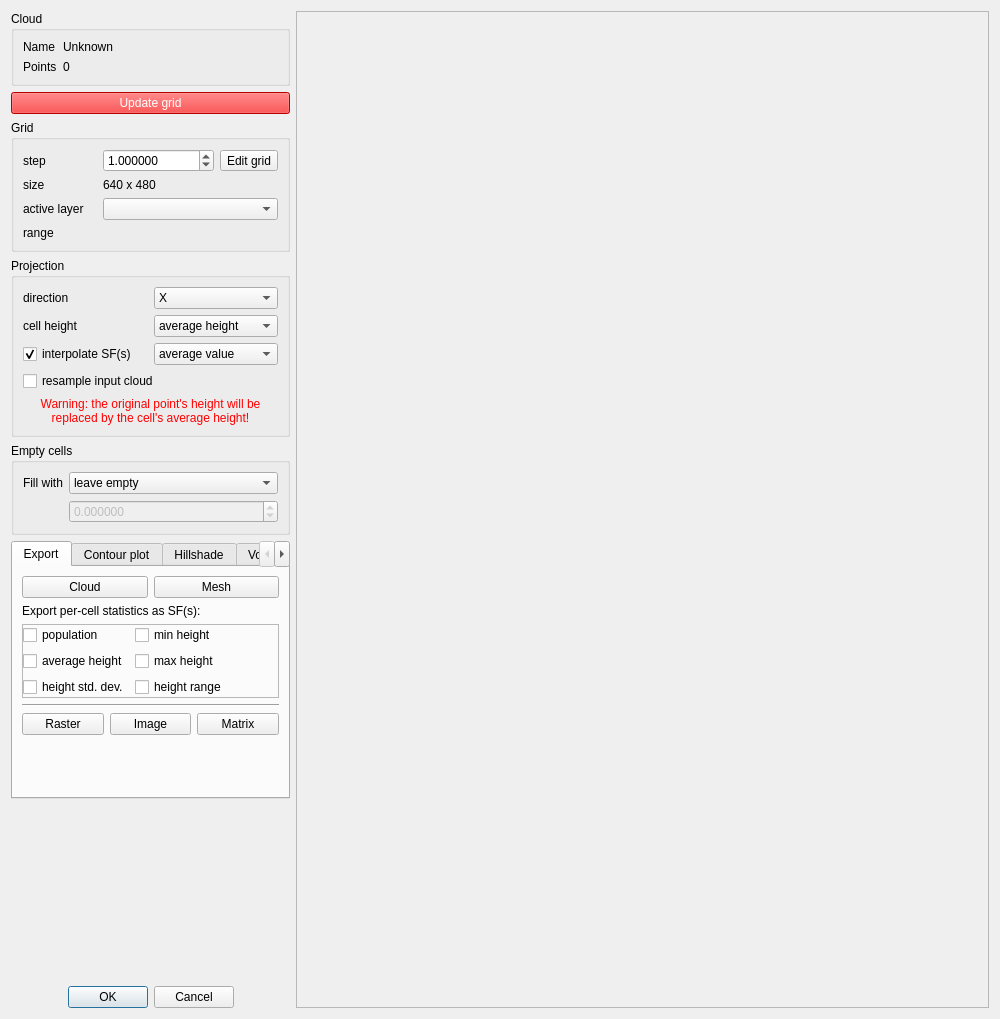
Old version of the form qCC/ui_templates/rasterizeDlg.ui in the repository CloudCompare/CloudCompare.
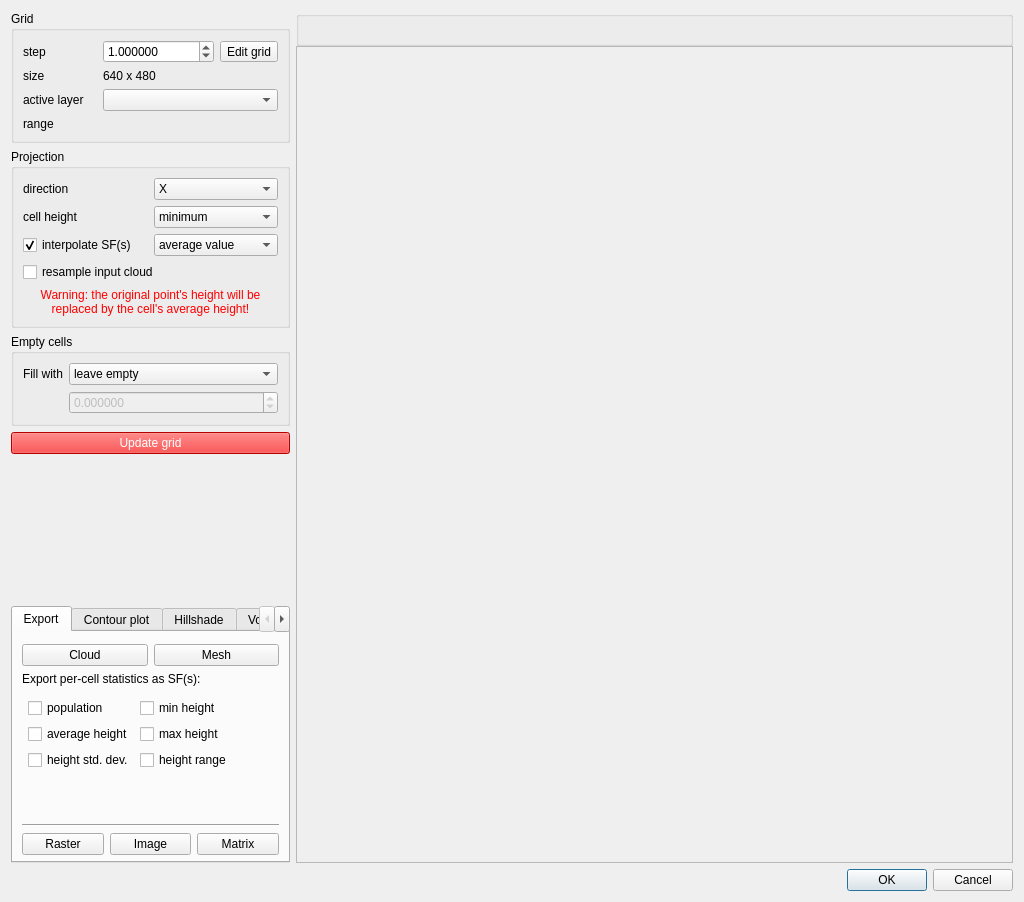
New version of the form.

Commit message: Change layout of raster dialog so it works better on lower-resolution monitors

Patch:
```diff
--- a/qCC/ui_templates/rasterizeDlg.ui
+++ b/qCC/ui_templates/rasterizeDlg.ui
@@ -6,14 +6,19 @@
    <rect>
     <x>0</x>
     <y>0</y>
-    <width>1000</width>
-    <height>1019</height>
+    <width>1024</width>
+    <height>902</height>
    </rect>
   </property>
   <property name="windowTitle">
    <string>Rasterize</string>
   </property>
-  <layout class="QHBoxLayout" name="horizontalLayout">
+  <layout class="QVBoxLayout" name="verticalLayout_7">
+   <item>
+    <layout class="QHBoxLayout" name="horizontalLayout" stretch="0,1">
+     <property name="spacing">
+      <number>-1</number>
+     </property>
    <item>
     <widget class="QFrame" name="leftFrame">
      <property name="sizePolicy">
@@ -22,13 +27,7 @@
        <verstretch>0</verstretch>
       </sizepolicy>
      </property>
-     <property name="minimumSize">
-      <size>
-       <width>270</width>
-       <height>0</height>
-      </size>
-     </property>
-     <layout class="QVBoxLayout" name="verticalLayout">
+       <layout class="QVBoxLayout" name="verticalLayout" stretch="0,0,0,1,0,0">
       <property name="leftMargin">
        <number>0</number>
       </property>
@@ -41,53 +40,6 @@
       <property name="bottomMargin">
        <number>0</number>
       </property>
-      <item>
-       <widget class="QGroupBox" name="cloudInfoGroupBox">
-        <property name="title">
-         <string>Cloud</string>
-        </property>
-        <layout class="QFormLayout" name="formLayout">
-         <item row="0" column="0">
-          <widget class="QLabel" name="label">
-           <property name="text">
-            <string>Name</string>
-           </property>
-          </widget>
-         </item>
-         <item row="0" column="1">
-          <widget class="QLabel" name="cloudNameLabel">
-           <property name="text">
-            <string>Unknown</string>
-           </property>
-          </widget>
-         </item>
-         <item row="1" column="0">
-          <widget class="QLabel" name="label_3">
-           <property name="text">
-            <string>Points</string>
-           </property>
-          </widget>
-         </item>
-         <item row="1" column="1">
-          <widget class="QLabel" name="pointCountLabel">
-           <property name="text">
-            <string notr="true">0</string>
-           </property>
-          </widget>
-         </item>
-        </layout>
-       </widget>
-      </item>
-      <item>
-       <widget class="QPushButton" name="updateGridPushButton">
-        <property name="styleSheet">
-         <string notr="true">color: white; background-color:red;</string>
-        </property>
-        <property name="text">
-         <string>Update grid</string>
-        </property>
-       </widget>
-      </item>
       <item>
        <widget class="QGroupBox" name="groupBox">
         <property name="title">
@@ -235,21 +187,21 @@
  - maximum = highest point in the cell</string>
              </property>
              <property name="currentIndex">
-              <number>1</number>
+                <number>0</number>
              </property>
              <item>
               <property name="text">
-               <string>minimum height</string>
+                 <string>minimum</string>
               </property>
              </item>
              <item>
               <property name="text">
-               <string>average height</string>
+                 <string>average</string>
               </property>
              </item>
              <item>
               <property name="text">
-               <string>maximum height</string>
+                 <string>maximum</string>
               </property>
              </item>
             </widget>
@@ -273,6 +225,12 @@
             </property>
             <item>
              <widget class="QCheckBox" name="interpolateSFCheckBox">
+                <property name="sizePolicy">
+                 <sizepolicy hsizetype="Preferred" vsizetype="Fixed">
+                  <horstretch>0</horstretch>
+                  <verstretch>0</verstretch>
+                 </sizepolicy>
+                </property>
               <property name="toolTip">
                <string>Interpolate scalar field(s)</string>
               </property>
@@ -314,6 +272,12 @@
          </item>
          <item>
           <widget class="QCheckBox" name="resampleCloudCheckBox">
+             <property name="sizePolicy">
+              <sizepolicy hsizetype="Preferred" vsizetype="Fixed">
+               <horstretch>0</horstretch>
+               <verstretch>0</verstretch>
+              </sizepolicy>
+             </property>
            <property name="toolTip">
             <string>Use the nearest point of the input cloud in each cell instead of the cell center</string>
            </property>
@@ -423,8 +387,43 @@
         </layout>
        </widget>
       </item>
+        <item>
+         <widget class="QPushButton" name="updateGridPushButton">
+          <property name="sizePolicy">
+           <sizepolicy hsizetype="Preferred" vsizetype="Fixed">
+            <horstretch>0</horstretch>
+            <verstretch>0</verstretch>
+           </sizepolicy>
+          </property>
+          <property name="styleSheet">
+           <string notr="true">color: white; background-color:red;</string>
+          </property>
+          <property name="text">
+           <string>Update grid</string>
+          </property>
+         </widget>
+        </item>
+        <item>
+         <spacer name="verticalSpacer_2">
+          <property name="orientation">
+           <enum>Qt::Vertical</enum>
+          </property>
+          <property name="sizeHint" stdset="0">
+           <size>
+            <width>20</width>
+            <height>40</height>
+           </size>
+          </property>
+         </spacer>
+        </item>
       <item>
        <widget class="QTabWidget" name="tabWidget">
+          <property name="sizePolicy">
+           <sizepolicy hsizetype="Preferred" vsizetype="Preferred">
+            <horstretch>0</horstretch>
+            <verstretch>0</verstretch>
+           </sizepolicy>
+          </property>
         <property name="currentIndex">
          <number>0</number>
         </property>
@@ -433,6 +432,12 @@
           <string>Export</string>
          </attribute>
          <layout class="QVBoxLayout" name="verticalLayout_3">
+            <property name="topMargin">
+             <number>12</number>
+            </property>
+            <property name="bottomMargin">
+             <number>6</number>
+            </property>
           <item>
            <layout class="QHBoxLayout" name="horizontalLayout_6">
             <item>
@@ -467,29 +472,32 @@
           <item>
            <widget class="QFrame" name="exportCloudSFFrame">
             <property name="sizePolicy">
-             <sizepolicy hsizetype="Preferred" vsizetype="Maximum">
+               <sizepolicy hsizetype="Preferred" vsizetype="Expanding">
               <horstretch>0</horstretch>
               <verstretch>0</verstretch>
              </sizepolicy>
             </property>
             <property name="frameShape">
-             <enum>QFrame::StyledPanel</enum>
+               <enum>QFrame::NoFrame</enum>
             </property>
             <property name="frameShadow">
-             <enum>QFrame::Raised</enum>
+               <enum>QFrame::Plain</enum>
             </property>
             <layout class="QFormLayout" name="formLayout_4">
+               <property name="labelAlignment">
+                <set>Qt::AlignLeading|Qt::AlignLeft|Qt::AlignVCenter</set>
+               </property>
              <property name="leftMargin">
-              <number>0</number>
+                <number>6</number>
              </property>
              <property name="topMargin">
-              <number>0</number>
+                <number>6</number>
              </property>
              <property name="rightMargin">
-              <number>0</number>
+                <number>6</number>
              </property>
              <property name="bottomMargin">
-              <number>0</number>
+                <number>6</number>
              </property>
              <item row="0" column="0">
               <widget class="QCheckBox" name="generateCountSFcheckBox">
@@ -554,6 +562,19 @@
             </layout>
            </widget>
           </item>
+            <item>
+             <spacer name="verticalSpacer">
+              <property name="orientation">
+               <enum>Qt::Vertical</enum>
+              </property>
+              <property name="sizeHint" stdset="0">
+               <size>
+                <width>20</width>
+                <height>40</height>
+               </size>
+              </property>
+             </spacer>
+            </item>
           <item>
            <widget class="Line" name="line">
             <property name="orientation">
@@ -595,19 +616,6 @@
             </item>
            </layout>
           </item>
-          <item>
-           <spacer name="verticalSpacer_2">
-            <property name="orientation">
-             <enum>Qt::Vertical</enum>
-            </property>
-            <property name="sizeHint" stdset="0">
-             <size>
-              <width>20</width>
-              <height>28</height>
-             </size>
-            </property>
-           </spacer>
-          </item>
          </layout>
         </widget>
         <widget class="QWidget" name="contourTab">
@@ -615,6 +623,9 @@
           <string>Contour plot</string>
          </attribute>
          <layout class="QVBoxLayout" name="verticalLayout_4">
+            <property name="bottomMargin">
+             <number>6</number>
+            </property>
           <item>
            <widget class="QLabel" name="label_15">
             <property name="font">
@@ -802,6 +813,9 @@
           <string>Hillshade</string>
          </attribute>
          <layout class="QVBoxLayout" name="verticalLayout_5">
+            <property name="bottomMargin">
+             <number>6</number>
+            </property>
           <item>
            <widget class="QLabel" name="label_16">
             <property name="font">
@@ -900,6 +914,9 @@
           <string>Volume</string>
          </attribute>
          <layout class="QFormLayout" name="formLayout_6">
+            <property name="bottomMargin">
+             <number>6</number>
+            </property>
           <item row="0" column="0">
            <widget class="QLabel" name="label_19">
             <property name="text">
@@ -932,29 +949,42 @@
         </widget>
        </widget>
       </item>
-      <item>
-       <spacer name="verticalSpacer">
-        <property name="orientation">
-         <enum>Qt::Vertical</enum>
-        </property>
-        <property name="sizeHint" stdset="0">
-         <size>
-          <width>20</width>
-          <height>59</height>
-         </size>
-        </property>
-       </spacer>
+       </layout>
+      </widget>
       </item>
       <item>
-       <widget class="QDialogButtonBox" name="buttonBox">
-        <property name="orientation">
-         <enum>Qt::Horizontal</enum>
-        </property>
-        <property name="standardButtons">
-         <set>QDialogButtonBox::Cancel|QDialogButtonBox::Ok</set>
-        </property>
-        <property name="centerButtons">
-         <bool>true</bool>
+      <layout class="QVBoxLayout" name="verticalLayout_6" stretch="0,1">
+       <property name="spacing">
+        <number>0</number>
+       </property>
+       <item>
+        <widget class="QGroupBox" name="cloudInfoGroupBox">
+         <property name="sizePolicy">
+          <sizepolicy hsizetype="Expanding" vsizetype="Preferred">
+           <horstretch>0</horstretch>
+           <verstretch>0</verstretch>
+          </sizepolicy>
+         </property>
+         <layout class="QHBoxLayout" name="horizontalLayout_9">
+          <property name="leftMargin">
+           <number>12</number>
+          </property>
+          <property name="topMargin">
+           <number>6</number>
+          </property>
+          <property name="rightMargin">
+           <number>12</number>
+          </property>
+          <property name="bottomMargin">
+           <number>6</number>
+          </property>
+          <item>
+           <widget class="QLabel" name="cloudNameLabel">
+            <property name="alignment">
+             <set>Qt::AlignCenter</set>
+            </property>
+            <property name="textInteractionFlags">
+             <set>Qt::NoTextInteraction</set>
         </property>
        </widget>
       </item>
@@ -980,6 +1010,17 @@
      </property>
      <property name="frameShadow">
       <enum>QFrame::Raised</enum>
+         </property>
+        </widget>
+       </item>
+      </layout>
+     </item>
+    </layout>
+   </item>
+   <item>
+    <widget class="QDialogButtonBox" name="buttonBox">
+     <property name="standardButtons">
+      <set>QDialogButtonBox::Cancel|QDialogButtonBox::Ok</set>
      </property>
     </widget>
    </item>
```
Lines whose indentation alone changed are shown as unchanged. The commit also changes 3 other files.
